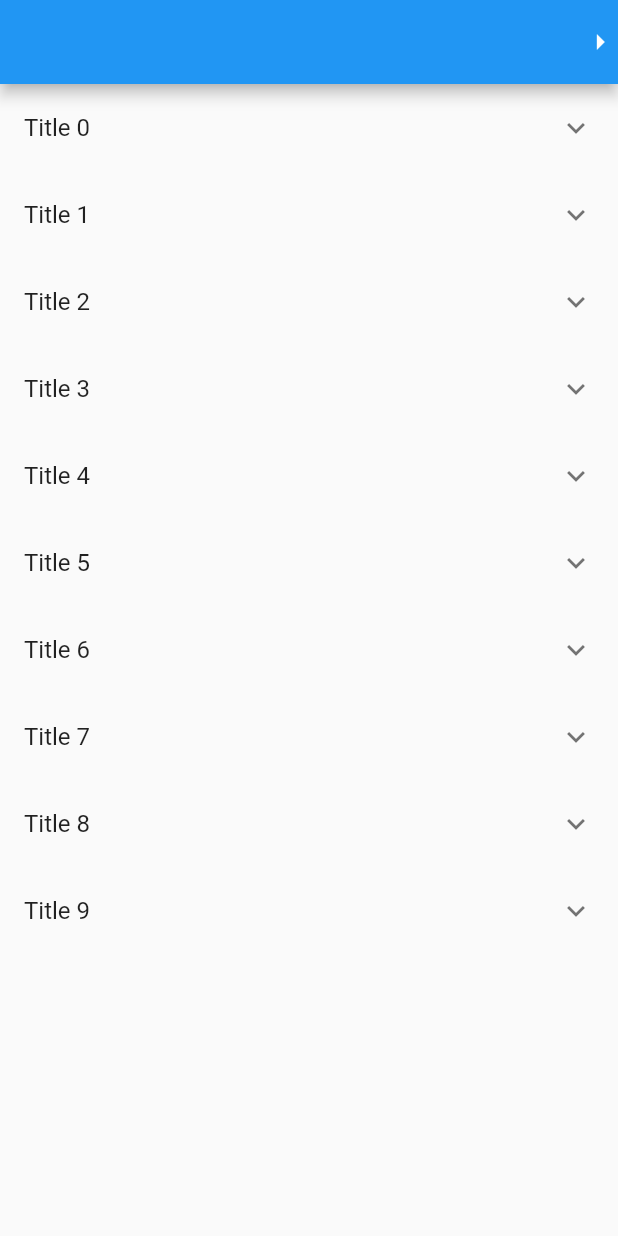
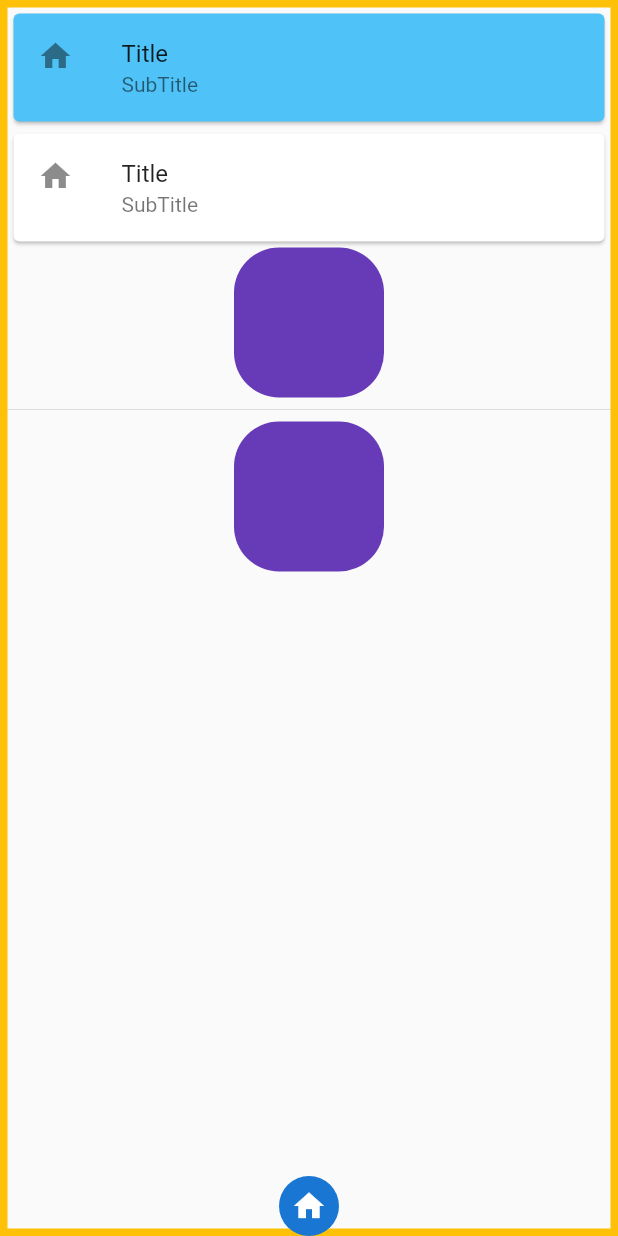
Before and after one commit to ntxmai5220/flutter-review-widgets, a Flutter app: the screen it shows after launch, on a phone screen of 412 x 824 dp. Run offline on Flutter 3.47's test engine with Material 2 defaults, Android fonts, the phone set to English and light mode, and no system bars.

Commit message:
update temp

```diff
--- /dev/null
+++ b/lib/home.dart
@@ -0,0 +1,17 @@
+import 'package:flutter/material.dart';
+
+class HomePage extends StatefulWidget {
+  const HomePage({Key? key}) : super(key: key);
+
+  @override
+  _HomePageState createState() => _HomePageState();
+}
+
+class _HomePageState extends State<HomePage> {
+  @override
+  Widget build(BuildContext context) {
+    return Scaffold(
+        //body: GridView(),
+        );
+  }
+}
--- a/lib/main.dart
+++ b/lib/main.dart
@@ -1,4 +1,6 @@
 import 'package:flutter/material.dart';
+import 'package:review_widgets/test_page.dart';
+import 'package:review_widgets/widgets/button.dart';
 import 'package:review_widgets/widgets/list_view.dart';
 
 void main() {
@@ -12,18 +14,9 @@ class MyApp extends StatelessWidget {
     return MaterialApp(
       title: 'Flutter Demo',
       theme: ThemeData(
-        // This is the theme of your application.
-        //
-        // Try running your application with "flutter run". You'll see the
-        // application has a blue toolbar. Then, without quitting the app, try
-        // changing the primarySwatch below to Colors.green and then invoke
-        // "hot reload" (press "r" in the console where you ran "flutter run",
-        // or simply save your changes to "hot reload" in a Flutter IDE).
-        // Notice that the counter didn't reset back to zero; the application
-        // is not restarted.
         primarySwatch: Colors.blue,
       ),
-      home: ListViewPage(),
+      home: TestPage(),
     );
   }
 }
--- /dev/null
+++ b/lib/test_page.dart
@@ -0,0 +1,66 @@
+import 'package:flutter/material.dart';
+
+class TestPage extends StatefulWidget {
+  const TestPage({Key? key}) : super(key: key);
+
+  @override
+  _TestPageState createState() => _TestPageState();
+}
+
+class _TestPageState extends State<TestPage> {
+  @override
+  Widget build(BuildContext context) {
+    return Scaffold(
+      floatingActionButton: CircleAvatar(
+        child: Icon(Icons.home),
+      ),
+      floatingActionButtonLocation: FloatingActionButtonLocation.centerDocked,
+      body: Container(
+        decoration: BoxDecoration(
+            //color: Colors.lightBlue.shade300,
+            border: Border.all(color: Colors.amber, width: 5)),
+        child: Column(
+          children: [
+            Card(
+              color: Colors.lightBlue.shade300,
+              child: InkWell(
+                onTap: () {},
+                child: ListTile(
+                  title: Text('Title '),
+                  subtitle: Text('SubTitle '),
+                  leading: Icon(Icons.home),
+                ),
+              ),
+            ),
+            Card(
+              child: ListTile(
+                title: Text('Title '),
+                subtitle: Text('SubTitle '),
+                leading: Icon(Icons.home),
+              ),
+            ),
+            Container(
+              decoration: BoxDecoration(
+                color: Colors.deepPurple,
+                borderRadius: BorderRadius.all(Radius.elliptical(30, 30)),
+              ),
+              width: 100,
+              height: 100,
+              //child: Text('ab'),
+            ),
+            Divider(),
+            Container(
+              decoration: BoxDecoration(
+                color: Colors.deepPurple,
+                borderRadius: BorderRadius.circular(30),
+              ),
+              width: 100,
+              height: 100,
+              //child: Text('ab'),
+            )
+          ],
+        ),
+      ),
+    );
+  }
+}
```
Also changed, not shown: lib/widgets/sizedbox_container.dart (added).
